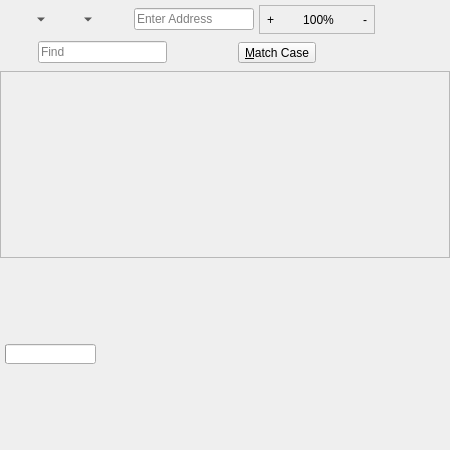
The window that 2.x/UI/dooble_page.ui (textbrowser/dooble) describes before a commit, drawn with Qt 5.
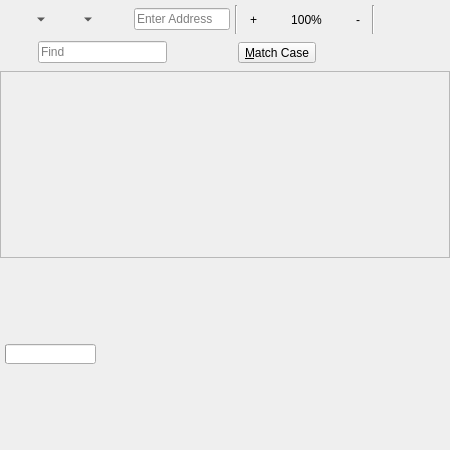
The same window after the commit. Custom widgets are drawn as their Qt base class.

Commit message: W32 libraries.

```diff
--- a/2.x/UI/dooble_page.ui
+++ b/2.x/UI/dooble_page.ui
@@ -112,15 +112,9 @@
      </item>
      <item>
       <widget class="QFrame" name="zoom_frame">
-       <property name="frameShape">
-        <enum>QFrame::StyledPanel</enum>
-       </property>
-       <property name="frameShadow">
-        <enum>QFrame::Raised</enum>
-       </property>
        <layout class="QHBoxLayout" name="horizontalLayout_3">
         <property name="spacing">
-         <number>0</number>
+         <number>5</number>
         </property>
         <property name="leftMargin">
          <number>0</number>
@@ -134,6 +128,13 @@
         <property name="bottomMargin">
          <number>0</number>
         </property>
+        <item>
+         <widget class="Line" name="line">
+          <property name="orientation">
+           <enum>Qt::Vertical</enum>
+          </property>
+         </widget>
+        </item>
         <item>
          <widget class="QToolButton" name="zoom_in">
           <property name="toolTip">
@@ -179,6 +180,13 @@
           </property>
          </widget>
         </item>
+        <item>
+         <widget class="Line" name="line_2">
+          <property name="orientation">
+           <enum>Qt::Vertical</enum>
+          </property>
+         </widget>
+        </item>
        </layout>
       </widget>
      </item>
```
The commit also changes 1 other file.
